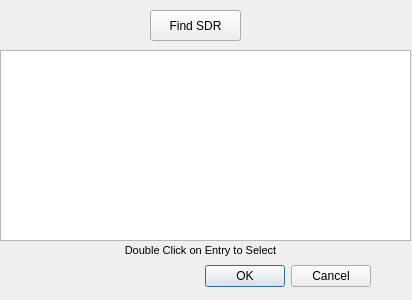
rafael2k/CuteSDR, file winforms/sdrdiscoverdlg.ui: the form before one commit.
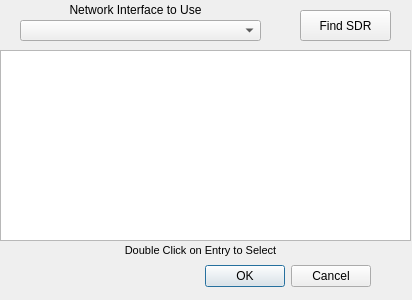
The form after the commit.

Commit message: Version 1.20 Beta 4  Added Network Interface Selection

```diff
--- a/winforms/sdrdiscoverdlg.ui
+++ b/winforms/sdrdiscoverdlg.ui
@@ -53,7 +53,7 @@
   <widget class="QPushButton" name="pushButtonFind">
    <property name="geometry">
     <rect>
-     <x>150</x>
+     <x>300</x>
      <y>10</y>
      <width>91</width>
      <height>31</height>
@@ -90,7 +90,34 @@
     <set>Qt::AlignCenter</set>
    </property>
   </widget>
+  <widget class="QComboBox" name="comboBoxHosts">
+   <property name="geometry">
+    <rect>
+     <x>20</x>
+     <y>20</y>
+     <width>241</width>
+     <height>21</height>
+    </rect>
+   </property>
+  </widget>
+  <widget class="QLabel" name="label_2">
+   <property name="geometry">
+    <rect>
+     <x>20</x>
+     <y>0</y>
+     <width>231</width>
+     <height>20</height>
+    </rect>
+   </property>
+   <property name="text">
+    <string>Network Interface to Use</string>
+   </property>
+   <property name="alignment">
+    <set>Qt::AlignCenter</set>
+   </property>
+  </widget>
  </widget>
+ <layoutdefault spacing="6" margin="11"/>
  <resources/>
  <connections>
   <connection>
```
The commit also changes 6 other files.
